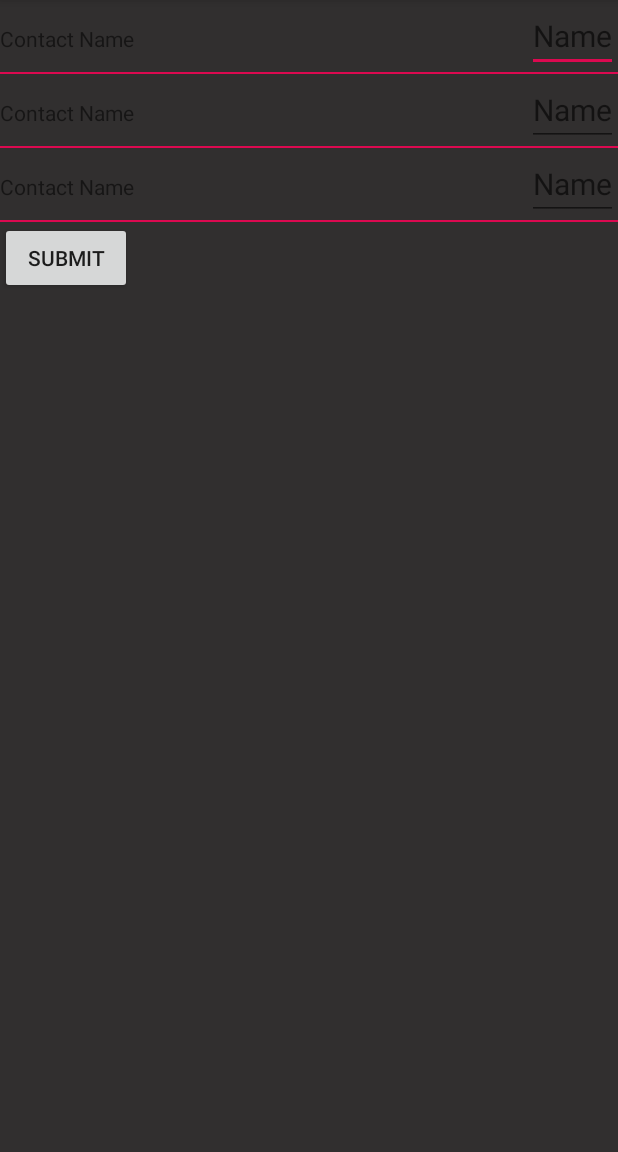
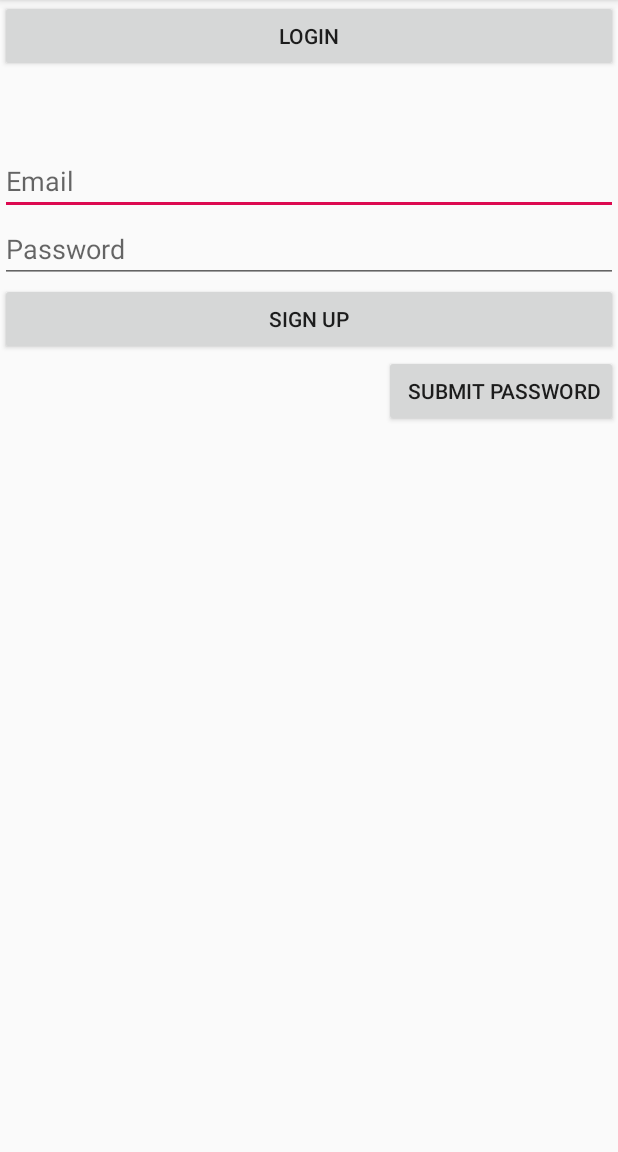
Before and after one commit to artisja/SeniorDesignProjectCordiusMotus, an Android app: the screen it shows after launch (ContactsActivity before the commit, LoginActivity after it), after a tap on "I AM THE PATIENT", on a phone screen of 412 x 824 dp, the part 84-1236 px from its top. Run offline under Robolectric (Android 15) with nearby library versions, the phone set to English and light mode, and no system bars; our stand-ins replace Firebase (no records; nobody signed in at launch, a user with empty details on screens opened directly).

Commit message:
Login and sign up activities made using firebase

```diff
--- a/app/build.gradle
+++ b/app/build.gradle
@@ -31,4 +31,8 @@ dependencies {
     compile 'com.android.support:appcompat-v7:23.4.0'
     compile 'com.google.android.gms:play-services-maps:9.6.1'
     compile 'com.google.android.gms:play-services-location:9.6.1'
+    compile 'com.google.firebase:firebase-core:9.6.1'
+    compile 'com.google.firebase:firebase-database:9.6.1'
+    compile 'com.google.firebase:firebase-auth:9.6.1'
 }
+apply plugin: 'com.google.gms.google-services'
--- /dev/null
+++ b/app/src/main/java/mult_603/seniordesignprojectcordiusmotus/LoginActivity.java
@@ -0,0 +1,87 @@
+package mult_603.seniordesignprojectcordiusmotus;
+
+import android.content.Intent;
+import android.os.Bundle;
+import android.support.annotation.NonNull;
+import android.support.v7.app.AppCompatActivity;
+import android.view.View;
+import android.widget.Button;
+import android.widget.EditText;
+import android.widget.Toast;
+
+import com.google.android.gms.tasks.OnCompleteListener;
+import com.google.android.gms.tasks.Task;
+import com.google.firebase.auth.FirebaseAuth;
+import com.google.firebase.auth.FirebaseUser;
+
+import static com.google.firebase.auth.FirebaseAuth.*;
+
+public class LoginActivity extends AppCompatActivity {
+
+    private Button signUpButton,loginButton,submitLoginButton;
+    private EditText passwordEditText,emailEditText;
+    private FirebaseAuth firebaseAuth;
+    private FirebaseUser firebaseUser;
+
+    @Override
+    protected void onCreate(Bundle savedInstanceState) {
+        super.onCreate(savedInstanceState);
+        setContentView(R.layout.activity_login);
+        findViews();
+        setUpClicks();
+        firebaseAuth = getInstance();
+        if (emailEditText.getText().toString().equals("") || passwordEditText.getText().toString().equals("")){
+            Toast.makeText(getApplicationContext(),"Please do not leave fields unfilled.",Toast.LENGTH_LONG);
+        }else{
+            loginButton.performClick();
+        }
+
+        if (firebaseUser != null){
+        emailEditText.setText(firebaseUser.getEmail());
+        }
+
+    }
+
+
+    private void setUpClicks() {
+
+        loginButton.setOnClickListener(new View.OnClickListener() {
+            @Override
+            public void onClick(View v) {
+              final String   typedEmail = emailEditText.getText().toString().trim();
+              final String   typedPassword = passwordEditText.getText().toString().trim();
+
+                firebaseAuth.signInWithEmailAndPassword(typedEmail,typedPassword).addOnCompleteListener(LoginActivity.this, new OnCompleteListener<com.google.firebase.auth.AuthResult>() {
+                    @Override
+                    public void onComplete(@NonNull Task<com.google.firebase.auth.AuthResult> task) {
+                        if(!task.isSuccessful()){
+                            Toast.makeText(getApplicationContext(),"fuck",Toast.LENGTH_LONG).show();
+                        }else{
+                            Intent intent = new Intent(LoginActivity.this,UserMapsActivity.class);
+                            startActivity(intent);
+                        }
+                    }
+                });
+
+            }
+        });
+
+        signUpButton.setOnClickListener(new View.OnClickListener() {
+            @Override
+            public void onClick(View v) {
+                Intent intent = new Intent(LoginActivity.this,SignUpActivity.class);
+                startActivity(intent);
+            }
+        });
+    }
+
+    private void findViews() {
+        loginButton = (Button) findViewById(R.id.login_button);
+        signUpButton = (Button) findViewById(R.id.sign_up_button);
+        emailEditText = (EditText) findViewById(R.id.email_edit);
+        passwordEditText = (EditText) findViewById(R.id.password_edit);
+        submitLoginButton = (Button) findViewById(R.id.submit_login_button);
+    }
+
+
+}
--- a/app/src/main/java/mult_603/seniordesignprojectcordiusmotus/UserDefinitionActivity.java
+++ b/app/src/main/java/mult_603/seniordesignprojectcordiusmotus/UserDefinitionActivity.java
@@ -26,7 +26,7 @@ public class UserDefinitionActivity extends AppCompatActivity {
             @Override
             public void onClick(View v) {
                 Toast.makeText(UserDefinitionActivity.this, "Emergency Contact/Edit screen", Toast.LENGTH_SHORT).show();
-                Intent intent = new Intent(getApplicationContext(),ContactsActivity.class);
+                Intent intent = new Intent(getApplicationContext(),LoginActivity.class);
                 startActivity(intent);
             }
         });
--- /dev/null
+++ b/app/src/main/res/layout/activity_login.xml
@@ -0,0 +1,40 @@
+<?xml version="1.0" encoding="utf-8"?>
+<LinearLayout xmlns:android="http://schemas.android.com/apk/res/android"
+    xmlns:tools="http://schemas.android.com/tools"
+    android:id="@+id/activity_login"
+    android:layout_width="match_parent"
+    android:layout_height="match_parent"
+    android:orientation="vertical"
+    tools:context="mult_603.seniordesignprojectcordiusmotus.LoginActivity">
+
+    <Button android:id="@+id/login_button"
+        android:layout_width="match_parent"
+        android:layout_height="wrap_content"
+        android:text="@string/login_label"
+        android:layout_marginBottom="50dp"/>
+    <EditText android:id="@+id/email_edit"
+        android:layout_width="match_parent"
+        android:layout_height="wrap_content"
+        android:hint="Email"
+        android:singleLine="true"
+        android:maxLength="40"/>
+
+    <EditText android:id="@+id/password_edit"
+        android:layout_width="match_parent"
+        android:layout_height="wrap_content"
+        android:hint="@string/password"
+        android:singleLine="true"
+        android:maxLength="20"/>
+
+    <Button android:id="@+id/sign_up_button"
+        android:layout_width="match_parent"
+        android:layout_height="wrap_content"
+        android:text="@string/sign_up_label"/>
+
+    <Button android:id="@+id/submit_login_button"
+        android:layout_width="wrap_content"
+        android:layout_height="wrap_content"
+        android:text=" Submit Password"
+        android:layout_gravity="right"
+        />
+</LinearLayout>
--- a/app/src/main/res/values/strings.xml
+++ b/app/src/main/res/values/strings.xml
@@ -7,4 +7,10 @@
     <string name="contact_label">Contact Name</string>
     <string name="name_hint">Name</string>
     <string name="phone_number_hint">Phone Number</string>
+    <string name="login_label">Login</string>
+    <string name="sign_up_label">Sign Up</string>
+    <string name="login_error">Password is not real</string>
+    <string name="password">Password</string>
+    <string name="userInstructionSignUp">Type in Unique Password</string>
+    <string name="emailHint">Email</string>
 </resources>
--- a/build.gradle
+++ b/build.gradle
@@ -6,6 +6,8 @@ buildscript {
     }
     dependencies {
         classpath 'com.android.tools.build:gradle:2.2.0'
+        classpath 'com.google.gms:google-services:3.0.0'
+
 
         // NOTE: Do not place your application dependencies here; they belong
         // in the individual module build.gradle files
```
Also changed, not shown: app/src/main/AndroidManifest.xml (+5 -4 lines), app/src/main/java/mult_603/seniordesignprojectcordiusmotus/SignUpActivity.java (added, +58 -0 lines), app/src/main/java/mult_603/seniordesignprojectcordiusmotus/UserMapsActivity.java (+7 -7 lines), app/src/main/res/layout/activity_sign_up.xml (added, +33 -0 lines), 1 other file.
